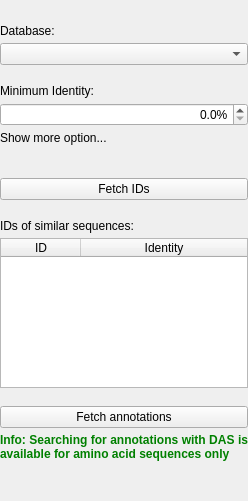
Above: src/corelibs/U2View/src/ov_sequence/Das/ui/DasOptionsPanelWidget.ui from violethaze74/ugene before the change. Below: the same form after it.
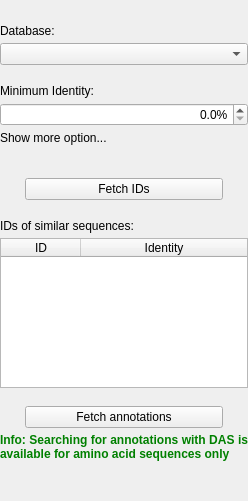
That is the form after the change.

Commit message: UGENE-1678: DAS resize

```diff
--- a/src/corelibs/U2View/src/ov_sequence/Das/ui/DasOptionsPanelWidget.ui
+++ b/src/corelibs/U2View/src/ov_sequence/Das/ui/DasOptionsPanelWidget.ui
@@ -188,8 +188,26 @@
      </property>
     </spacer>
    </item>
-   <item>
+   <item alignment="Qt::AlignHCenter">
     <widget class="QPushButton" name="searchIdsButton">
+     <property name="sizePolicy">
+      <sizepolicy hsizetype="Fixed" vsizetype="Fixed">
+       <horstretch>0</horstretch>
+       <verstretch>0</verstretch>
+      </sizepolicy>
+     </property>
+     <property name="minimumSize">
+      <size>
+       <width>198</width>
+       <height>0</height>
+      </size>
+     </property>
+     <property name="maximumSize">
+      <size>
+       <width>198</width>
+       <height>16777215</height>
+      </size>
+     </property>
      <property name="toolTip">
       <string>Send request to Uniprot BLAST to get IDs of similar sequences</string>
      </property>
@@ -294,8 +312,26 @@
      </property>
     </layout>
    </item>
-   <item>
+   <item alignment="Qt::AlignHCenter">
     <widget class="QPushButton" name="annotateButton">
+     <property name="sizePolicy">
+      <sizepolicy hsizetype="Fixed" vsizetype="Fixed">
+       <horstretch>0</horstretch>
+       <verstretch>0</verstretch>
+      </sizepolicy>
+     </property>
+     <property name="minimumSize">
+      <size>
+       <width>198</width>
+       <height>0</height>
+      </size>
+     </property>
+     <property name="maximumSize">
+      <size>
+       <width>198</width>
+       <height>16777215</height>
+      </size>
+     </property>
      <property name="text">
       <string>Fetch annotations</string>
      </property>
```
